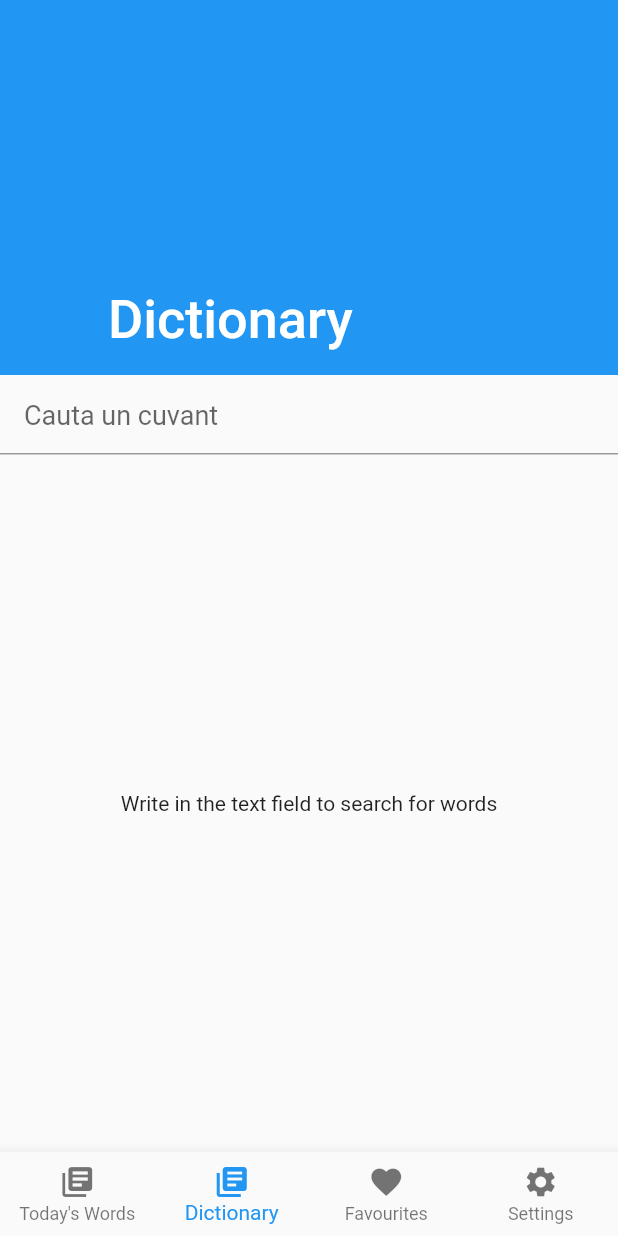
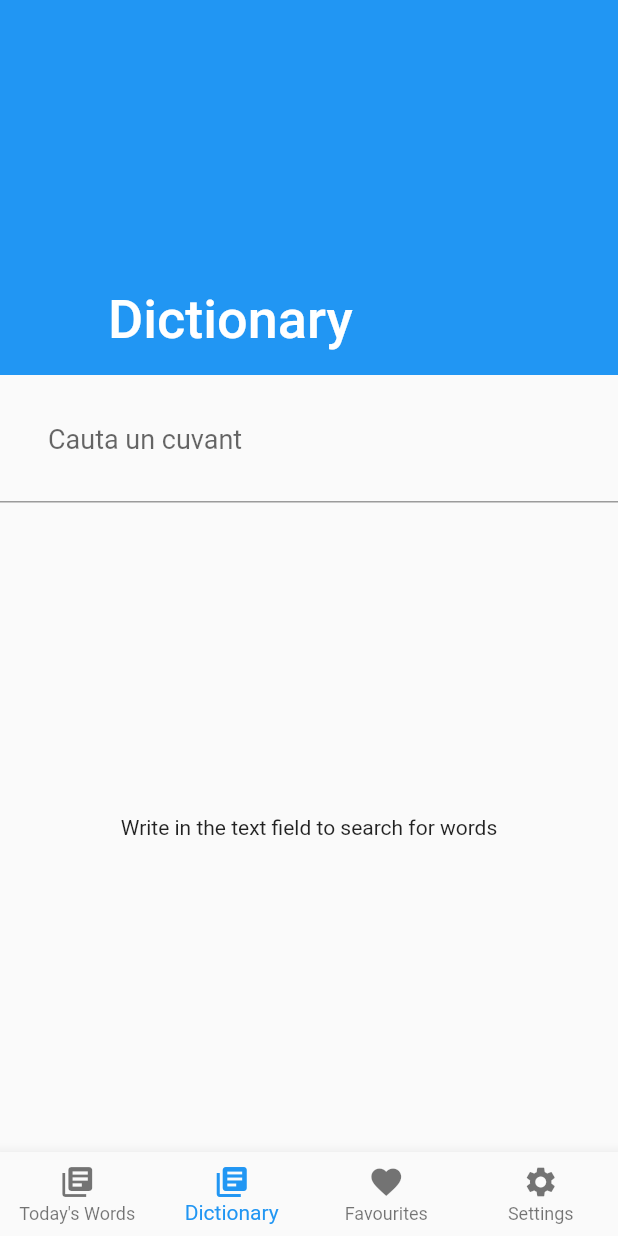
Before and after one commit to sergiuiacob1/Daily-word, a Flutter app: the screen it shows after launch, swiped to page 2, on a phone screen of 412 x 824 dp. Run offline on Flutter 3.47's test engine with Material 2 defaults, Android fonts, the phone set to English and light mode, and no system bars; our stand-ins replace flutter_local_notifications, flutter_sticky_header, rxdart, shared_preferences; network calls fail.

```diff
--- a/lib/src/blocs/apis/api_romanian_bloc.dart
+++ b/lib/src/blocs/apis/api_romanian_bloc.dart
@@ -51,7 +51,6 @@ class ApiRomanianBloc extends ApiBlocUtils {
       _rez.definitions[_defType]
           .add(_html.getElementsByTagName("body")[0].text);
     }
-
     if (_rez.definitions.isEmpty) return null;
     return _rez;
   }
--- a/lib/src/blocs/app_utils_bloc.dart
+++ b/lib/src/blocs/app_utils_bloc.dart
@@ -23,6 +23,8 @@ class AppUtilsBloc {
         _storageBloc.addNewDailyWord(_word);
       }
     });
+
+    _internetResultsBloc.getDailyWords();
   }
 
   bool get isTodaysWordsEmpty => _storageBloc.isTodaysWordsEmpty;
--- a/lib/src/blocs/word_notifier_bloc.dart
+++ b/lib/src/blocs/word_notifier_bloc.dart
@@ -21,6 +21,7 @@ class WordNotifierBloc {
   }
 
   Future scheduleNotification() async {
+    await flutterLocalNotificationsPlugin.cancelAll();
     var time = new Time(19, 20);
     var androidPlatformChannelSpecifics = new AndroidNotificationDetails(
         '1', 'DailyWords', 'Receive notification with the daily words');
--- a/lib/src/ui/dictionary_ui.dart
+++ b/lib/src/ui/dictionary_ui.dart
@@ -89,7 +89,7 @@ class DictionaryUI extends StatelessWidget {
         fontSize: Theme.of(context).textTheme.body2.fontSize,
       ),
       decoration: InputDecoration(
-        contentPadding: EdgeInsets.all(16.0),
+        contentPadding: EdgeInsets.all(32.0),
         border: UnderlineInputBorder(),
         hintText: 'Cauta un cuvant',
       ),
```
Also changed, not shown: lib/src/blocs/apis/api_english_bloc.dart (+5 -4 lines), 1 other file.
